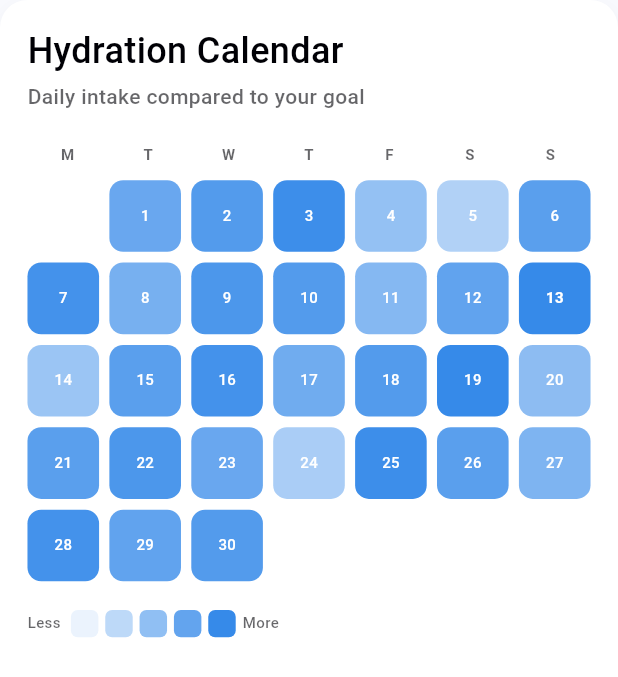
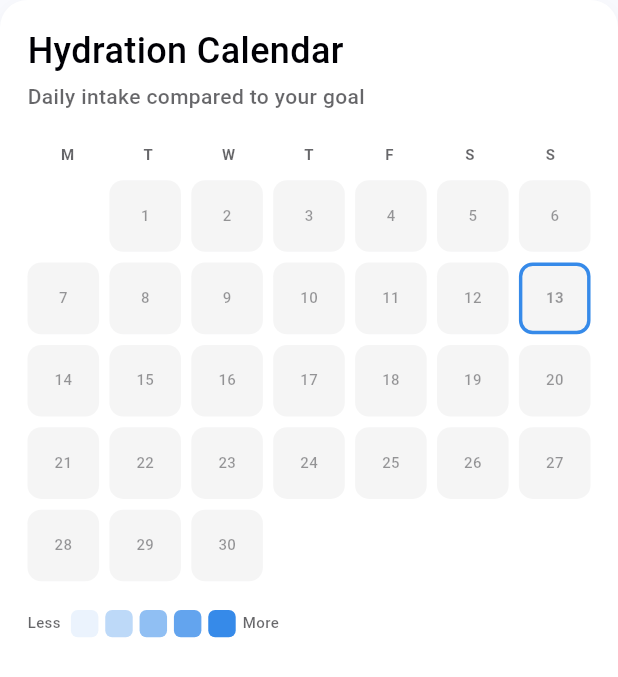
Before and after one commit to vishag002/water_tracker_app, a Flutter app: the MonthlyHeatmap widget shown alone on an empty page, opened directly with empty values, on a phone screen of 412 x 824 dp. Shown: the top 677 px of the screen. Run offline on Flutter 3.47's test engine with Material 3 defaults, Android fonts, the phone set to English and light mode, and no system bars; our stand-ins replace drift, drift_flutter, fl_chart, flutter_riverpod, flutter_screenutil, shared_preferences and 1 more; accounts and stored records are empty; generated files the repository leaves out were written again.

Commit message:
month water goal-history screen

```diff
--- /dev/null
+++ b/lib/features/history/domain/calculators/monthly_history_calculator.dart
@@ -0,0 +1,210 @@
+/// Pure calculation logic for the History Month tab — no Flutter, Drift,
+/// or Riverpod dependency, same separation used by other calculator
+/// engines (e.g. WeeklyHistoryCalculator, DailyIntakeCalculator).
+library;
+
+/// A single water entry reduced to only what this calculator needs.
+/// Deliberately not the Drift-generated `WaterEntry` model, so this file
+/// stays free of any database dependency and is trivial to unit test.
+class MonthlyEntryInput {
+  const MonthlyEntryInput({required this.addedAt, required this.amountMl});
+
+  final DateTime addedAt;
+  final int amountMl;
+}
+
+/// The calculated totals for a single day within the month.
+class MonthlyDayBreakdown {
+  const MonthlyDayBreakdown({
+    required this.date,
+    required this.totalMl,
+    required this.entryCount,
+    required this.goalReached,
+  });
+
+  /// Date-only (midnight) representation of this calendar day.
+  final DateTime date;
+  final int totalMl;
+  final int entryCount;
+
+  /// Whether [totalMl] met or exceeded the goal passed into
+  /// [MonthlyHistoryCalculator.calculate]. Always `false` if no goal was
+  /// supplied.
+  final bool goalReached;
+}
+
+/// The full result for one calendar month.
+class MonthlyHistoryResult {
+  const MonthlyHistoryResult({
+    required this.monthStart,
+    required this.monthEnd,
+    required this.days,
+    required this.totalIntakeMl,
+    required this.totalEntries,
+    required this.daysGoalReached,
+    required this.goalMl,
+    required this.firstWeekdayIndex,
+    required this.elapsedDays,
+    required this.completionPercent,
+  });
+
+  /// Day 1 of this month, date-only.
+  final DateTime monthStart;
+
+  /// Day 1 of the *next* month, date-only — exclusive upper bound, same
+  /// [start, end) convention as the range queries in WaterEntriesDao.
+  final DateTime monthEnd;
+
+  /// One entry per calendar day in the month (28–31), ordered from the
+  /// 1st to the last day. Days with zero entries are still included.
+  final List<MonthlyDayBreakdown> days;
+
+  final int totalIntakeMl;
+  final int totalEntries;
+
+  /// How many days in the month reached the goal.
+  final int daysGoalReached;
+
+  /// The goal (in ml) each day was compared against, or `null` if none
+  /// was supplied to [MonthlyHistoryCalculator.calculate].
+  final int? goalMl;
+
+  /// Index (0 = Monday ... 6 = Sunday) of [monthStart]'s weekday, i.e.
+  /// how many leading blank cells a 7-column calendar grid needs before
+  /// day 1 so weekdays line up under a Mon–Sun header.
+  final int firstWeekdayIndex;
+
+  /// The day count [completionPercent] is measured against: "today"'s
+  /// day-of-month for the current month, the full day count for a past
+  /// month, or `0` for a month that hasn't started yet. See
+  /// [MonthlyHistoryCalculator.calculate] for the exact rule.
+  final int elapsedDays;
+
+  /// `daysGoalReached / elapsedDays * 100`, or `0` if [elapsedDays] is
+  /// `0` (an unstarted future month). Not persisted — recalculated every
+  /// time from [days].
+  final double completionPercent;
+}
+
+class MonthlyHistoryCalculator {
+  const MonthlyHistoryCalculator._();
+
+  /// Day 1 of the calendar month containing [date], normalized to
+  /// date-only (no time-of-day component).
+  static DateTime startOfMonth(DateTime date) {
+    return DateTime(date.year, date.month, 1);
+  }
+
+  /// Day 1 of the month *after* the one containing [date] — the
+  /// exclusive end of the [startOfMonth, endOfMonth) range.
+  static DateTime endOfMonth(DateTime date) {
+    return DateTime(date.year, date.month + 1, 1);
+  }
+
+  /// Number of days in the calendar month starting at [monthStart].
+  /// [monthStart] must already be date-only and normalized to the 1st —
+  /// see [startOfMonth]. Correctly handles 28/29-day Februaries and
+  /// 30/31-day months via Drift/Dart's day-0-of-next-month trick.
+  static int daysInMonth(DateTime monthStart) {
+    return DateTime(monthStart.year, monthStart.month + 1, 0).day;
+  }
+
+  /// Buckets [entries] into every day of the month starting at
+  /// [monthStart] and derives the monthly summary alongside them.
+  ///
+  /// [monthStart] must already be date-only and normalized to the 1st
+  /// (see [startOfMonth]) — this method does not re-derive it. [entries]
+  /// is expected to already be restricted to this month by the caller's
+  /// range query; entries outside the range are ignored defensively
+  /// rather than throwing.
+  ///
+  /// [goalMl] is optional so callers that don't yet have a goal loaded
+  /// can still get totals back; every day's `goalReached` is simply
+  /// `false` in that case.
+  ///
+  /// [now] defaults to [DateTime.now] and only affects
+  /// [MonthlyHistoryResult.completionPercent] — see that field and
+  /// [_elapsedDays] for the exact rule. Exposed as a parameter purely so
+  /// this stays unit-testable without depending on the real clock.
+  static MonthlyHistoryResult calculate({
+    required DateTime monthStart,
+    required List<MonthlyEntryInput> entries,
+    int? goalMl,
+    DateTime? now,
+  }) {
+    final normalizedStart = DateTime(monthStart.year, monthStart.month, 1);
+    final totalDays = daysInMonth(normalizedStart);
+
+    final totalsMl = List<int>.filled(totalDays, 0);
+    final counts = List<int>.filled(totalDays, 0);
+
+    for (final entry in entries) {
+      final dayIndex = entry.addedAt.difference(normalizedStart).inDays;
+      if (dayIndex < 0 || dayIndex >= totalDays) continue;
+      totalsMl[dayIndex] += entry.amountMl;
+      counts[dayIndex] += 1;
+    }
+
+    final hasGoal = goalMl != null && goalMl > 0;
+
+    final days = List.generate(totalDays, (index) {
+      final totalMl = totalsMl[index];
+      return MonthlyDayBreakdown(
+        date: normalizedStart.add(Duration(days: index)),
+        totalMl: totalMl,
+        entryCount: counts[index],
+        goalReached: hasGoal && totalMl >= goalMl,
+      );
+    });
+
+    final daysGoalReached = days.where((day) => day.goalReached).length;
+    final elapsedDays = _elapsedDays(
+      normalizedStart: normalizedStart,
+      totalDays: totalDays,
+      now: now ?? DateTime.now(),
+    );
+    final completionPercent = elapsedDays > 0
+        ? (daysGoalReached / elapsedDays) * 100
+        : 0.0;
+
+    return MonthlyHistoryResult(
+      monthStart: normalizedStart,
+      monthEnd: DateTime(normalizedStart.year, normalizedStart.month + 1, 1),
+      days: days,
+      totalIntakeMl: totalsMl.fold(0, (sum, ml) => sum + ml),
+      totalEntries: counts.fold(0, (sum, count) => sum + count),
+      daysGoalReached: daysGoalReached,
+      goalMl: hasGoal ? goalMl : null,
+      // DateTime.weekday is 1 (Monday) .. 7 (Sunday); shift to a
+      // 0-based Monday-first index for grid math.
+      firstWeekdayIndex: normalizedStart.weekday - DateTime.monday,
+      elapsedDays: elapsedDays,
+      completionPercent: completionPercent,
+    );
+  }
+
+  /// The denominator for [MonthlyHistoryResult.completionPercent]:
+  /// - Current month (same year+month as [now]): the number of days
+  ///   elapsed so far, i.e. `now.day` (today counts as elapsed).
+  /// - A month entirely before [now]'s month: the full [totalDays] —
+  ///   it's over, so completion is measured against every day it had.
+  /// - A month entirely after [now]'s month (shouldn't normally be
+  ///   reachable from the UI, but handled defensively): `0`, since none
+  ///   of its days have happened yet.
+  static int _elapsedDays({
+    required DateTime normalizedStart,
+    required int totalDays,
+    required DateTime now,
+  }) {
+    final isCurrentMonth =
+        normalizedStart.year == now.year && normalizedStart.month == now.month;
+    if (isCurrentMonth) return now.day;
+
+    final isFutureMonth = normalizedStart.isAfter(
+      DateTime(now.year, now.month, now.day),
+    );
+    if (isFutureMonth) return 0;
+
+    return totalDays;
+  }
+}
--- /dev/null
+++ b/lib/features/history/presentation/providers/monthly_history_provider.dart
@@ -0,0 +1,66 @@
+import 'package:flutter_riverpod/flutter_riverpod.dart';
+import 'package:water_tracker_app/features/history/domain/calculators/monthly_history_calculator.dart';
+import 'package:water_tracker_app/providers/water_entry_provider.dart';
+import 'package:water_tracker_app/providers/water_goal_provider.dart';
+
+/// Same default the app seeds on first launch (see HomeScreen) — used
+/// only as a display fallback before the real goal has loaded. Mirrors
+/// weeklyHistoryProvider's fallback.
+const int _defaultGoalLiters = 2;
+
+/// Combines this month's entries with the current goal and runs them
+/// through [MonthlyHistoryCalculator]. This is the single entry point
+/// the Month tab's widgets watch — it does no calculation itself, only
+/// wires reactive data together and hands it to the pure calculator.
+///
+/// Keyed by [monthStart], which must already be date-only and
+/// normalized to the 1st of the month — see
+/// [MonthlyHistoryCalculator.startOfMonth].
+final monthlyHistoryProvider =
+    Provider.family<AsyncValue<MonthlyHistoryResult>, DateTime>((
+      ref,
+      monthStart,
+    ) {
+      final normalizedStart = DateTime(monthStart.year, monthStart.month, 1);
+
+      final entriesAsync = ref.watch(
+        waterEntriesForMonthProvider(normalizedStart),
+      );
+      final goalAsync = ref.watch(currentWaterGoalProvider);
+
+      if (entriesAsync.isLoading || goalAsync.isLoading) {
+        return const AsyncValue.loading();
+      }
+      if (entriesAsync.hasError) {
+        return AsyncValue.error(
+          entriesAsync.error!,
+          entriesAsync.stackTrace ?? StackTrace.current,
+        );
+      }
+      if (goalAsync.hasError) {
+        return AsyncValue.error(
+          goalAsync.error!,
+          goalAsync.stackTrace ?? StackTrace.current,
+        );
+      }
+
+      final entries = entriesAsync.value ?? const [];
+      // The goal table's `unit` isn't user-selectable yet (see
+      // WaterGoalEditDialog) — goals are always entered and stored in
+      // liters for V1, same assumption HomeScreen and the Daily/Week
+      // tabs make.
+      final goalMl = (goalAsync.value?.goal ?? _defaultGoalLiters) * 1000;
+
+      final result = MonthlyHistoryCalculator.calculate(
+        monthStart: normalizedStart,
+        entries: entries
+            .map(
+              (e) =>
+                  MonthlyEntryInput(addedAt: e.addedAt, amountMl: e.amount),
+            )
+            .toList(),
+        goalMl: goalMl,
+      );
+
+      return AsyncValue.data(result);
+    });
--- a/lib/features/history/presentation/widgets/monthly/monthly_heatmap.dart
+++ b/lib/features/history/presentation/widgets/monthly/monthly_heatmap.dart
@@ -1,9 +1,19 @@
 import 'package:flutter/material.dart';
+import 'package:flutter_riverpod/flutter_riverpod.dart';
 import 'package:flutter_screenutil/flutter_screenutil.dart';
+
 import 'package:water_tracker_app/core/app_text_styles.dart';
+import 'package:water_tracker_app/features/history/domain/calculators/monthly_history_calculator.dart';
+import 'package:water_tracker_app/features/history/presentation/providers/monthly_history_provider.dart';
 import 'package:water_tracker_app/features/history/presentation/widgets/history_card.dart';
 
-class MonthlyHeatmap extends StatelessWidget {
+/// Calendar heatmap for the month containing [selectedDate], sourced
+/// from [monthlyHistoryProvider] (real `water_entries` data). Tapping a
+/// day reports it back via [onDateSelected] — [selectedDate] is the
+/// single source of truth for both which month is shown and which day
+/// is highlighted; callers should not keep a second, separate "selected
+/// day" state.
+class MonthlyHeatmap extends ConsumerWidget {
   final DateTime selectedDate;
   final ValueChanged<DateTime> onDateSelected;
 
@@ -13,59 +23,11 @@ class MonthlyHeatmap extends StatelessWidget {
     required this.onDateSelected,
   });
 
-  // Demo data for the UI phase.
-  static const Map<int, double> _dailyIntake = {
-    1: 1.8,
-    2: 2.1,
-    3: 2.4,
-    4: 1.2,
-    5: 0.8,
-    6: 2.0,
-    7: 2.3,
-    8: 1.6,
-    9: 2.2,
-    10: 2.1,
-    11: 1.4,
-    12: 1.9,
-    13: 2.5,
-    14: 1.1,
-    15: 2.0,
-    16: 2.3,
-    17: 1.7,
-    18: 2.1,
-    19: 2.6,
-    20: 1.3,
-    21: 2.0,
-    22: 2.2,
-    23: 1.8,
-    24: 0.9,
-    25: 2.4,
-    26: 2.0,
-    27: 1.5,
-    28: 2.3,
-    29: 1.9,
-    30: 2.1,
-  };
-
-  static const double _dailyGoal = 2.0;
-
   @override
-  Widget build(BuildContext context) {
+  Widget build(BuildContext context, WidgetRef ref) {
     final theme = Theme.of(context);
-
-    final firstDay = DateTime(selectedDate.year, selectedDate.month, 1);
-
-    final daysInMonth = DateTime(
-      selectedDate.year,
-      selectedDate.month + 1,
-      0,
-    ).day;
-
-    // Monday = 1 ... Sunday = 7.
-    final leadingEmptyDays = firstDay.weekday - 1;
-
-    final totalCells = leadingEmptyDays + daysInMonth;
-    final rows = (totalCells / 7).ceil();
+    final monthStart = MonthlyHistoryCalculator.startOfMonth(selectedDate);
+    final resultAsync = ref.watch(monthlyHistoryProvider(monthStart));
 
     return HistoryCard(
       child: Column(
@@ -93,7 +55,44 @@ class MonthlyHeatmap extends StatelessWidget {
 
           SizedBox(height: 8.h),
 
-          GridView.builder(
+          resultAsync.when(
+            data: (result) => _buildGrid(theme, result),
+            loading: () => Padding(
+              padding: EdgeInsets.symmetric(vertical: 24.h),
+              child: const Center(
+                child: SizedBox(
+                  width: 20,
+                  height: 20,
+                  child: CircularProgressIndicator(strokeWidth: 2),
+                ),
+              ),
+            ),
+            error: (error, stackTrace) => Padding(
+              padding: EdgeInsets.symmetric(vertical: 16.h),
+              child: Text(
+                'Couldn\'t load this month\'s calendar.',
+                style: AppTextStyles.bodyRegular.copyWith(
+                  color: theme.colorScheme.error,
+                ),
+              ),
+            ),
+          ),
+
+          SizedBox(height: 16.h),
+
+          _buildLegend(theme),
+        ],
+      ),
+    );
+  }
+
+  Widget _buildGrid(ThemeData theme, MonthlyHistoryResult result) {
+    final leadingEmptyDays = result.firstWeekdayIndex;
+    final daysInMonth = result.days.length;
+    final totalCells = leadingEmptyDays + daysInMonth;
+    final rows = (totalCells / 7).ceil();
+
+    return GridView.builder(
       shrinkWrap: true,
       physics: const NeverScrollableScrollPhysics(),
       itemCount: rows * 7,
@@ -109,28 +108,10 @@ class MonthlyHeatmap extends StatelessWidget {
           return const SizedBox();
         }
 
-              final date = DateTime(
-                selectedDate.year,
-                selectedDate.month,
-                dayNumber,
-              );
+        final day = result.days[dayNumber - 1];
 
-              final intake = _dailyIntake[dayNumber];
-
-              return _buildDay(
-                theme,
-                date: date,
-                dayNumber: dayNumber,
-                intake: intake,
-              );
+        return _buildDay(theme, day: day, goalMl: result.goalMl);
       },
-          ),
-
-          SizedBox(height: 16.h),
-
-          _buildLegend(theme),
-        ],
-      ),
     );
   }
 
@@ -155,16 +136,16 @@ class MonthlyHeatmap extends StatelessWidget {
 
   Widget _buildDay(
     ThemeData theme, {
-    required DateTime date,
-    required int dayNumber,
-    required double? intake,
+    required MonthlyDayBreakdown day,
+    required int? goalMl,
   }) {
-    final isSelected = _isSameDay(date, selectedDate);
-    final isToday = _isSameDay(date, DateTime.now());
-    final dayColor = _getDayColor(theme, intake);
+    final isSelected = _isSameDay(day.date, selectedDate);
+    final isToday = _isSameDay(day.date, DateTime.now());
+    final hasEntries = day.entryCount > 0;
+    final dayColor = _getDayColor(theme, day: day, goalMl: goalMl);
 
     return GestureDetector(
-      onTap: () => onDateSelected(date),
+      onTap: () => onDateSelected(day.date),
       behavior: HitTestBehavior.opaque,
       child: Container(
         decoration: BoxDecoration(
@@ -176,9 +157,9 @@ class MonthlyHeatmap extends StatelessWidget {
         ),
         child: Center(
           child: Text(
-            '$dayNumber',
+            '${day.date.day}',
             style: AppTextStyles.captionXsMedium.copyWith(
-              color: _getTextColor(theme, dayColor, intake),
+              color: _getTextColor(theme, dayColor, hasEntries),
               fontWeight: isSelected || isToday
                   ? FontWeight.w700
                   : FontWeight.w500,
@@ -189,14 +170,25 @@ class MonthlyHeatmap extends StatelessWidget {
     );
   }
 
-  /// Intensity ramp derived from [ThemeData.colorScheme.primary] instead of
-  /// fixed hex codes, so the heatmap adapts automatically to dark mode.
-  Color _getDayColor(ThemeData theme, double? intake) {
-    if (intake == null) {
+  /// Intensity ramp derived from [ThemeData.colorScheme.primary] instead
+  /// of fixed hex codes, so the heatmap adapts automatically to dark
+  /// mode. No entries → "no data" tint; otherwise the shade ramps with
+  /// intake relative to the goal (capped so it's visibly "full" once the
+  /// goal is reached).
+  Color _getDayColor(
+    ThemeData theme, {
+    required MonthlyDayBreakdown day,
+    required int? goalMl,
+  }) {
+    if (day.entryCount == 0) {
       return theme.colorScheme.onSurface.withOpacity(0.04);
     }
 
-    final ratio = (intake / _dailyGoal).clamp(0.0, 1.25);
+    if (goalMl == null || goalMl <= 0) {
+      return theme.colorScheme.primary.withOpacity(0.5);
+    }
+
+    final ratio = (day.totalMl / goalMl).clamp(0.0, 1.25);
     final t = ratio / 1.25;
 
     return Color.lerp(
@@ -206,15 +198,15 @@ class MonthlyHeatmap extends StatelessWidget {
     )!;
   }
 
-  Color _getTextColor(ThemeData theme, Color dayColor, double? intake) {
-    if (intake == null) {
+  Color _getTextColor(ThemeData theme, Color dayColor, bool hasEntries) {
+    if (!hasEntries) {
       return theme.colorScheme.onSurface.withOpacity(0.4);
     }
 
     // Contrast against the computed cell color, not a fixed design token —
     // the background itself is dynamically blended above.
-    final isDarkCell = ThemeData.estimateBrightnessForColor(dayColor) ==
-        Brightness.dark;
+    final isDarkCell =
+        ThemeData.estimateBrightnessForColor(dayColor) == Brightness.dark;
 
     return isDarkCell ? Colors.white : theme.colorScheme.onSurface;
   }
--- a/lib/providers/water_entry_provider.dart
+++ b/lib/providers/water_entry_provider.dart
@@ -44,6 +44,24 @@ final waterEntriesForWeekProvider =
           .watchEntriesForRange(user.id, weekStart, weekEnd);
     });
 
+/// Live list of the current user's entries for the calendar month
+/// starting at [monthStart]. [monthStart] must already be date-only and
+/// normalized to the 1st of the month — see
+/// `MonthlyHistoryCalculator.startOfMonth`. Powers the History Month tab.
+/// Reuses the same generic `watchEntriesForRange` query as
+/// [waterEntriesForWeekProvider] — one query for the whole month instead
+/// of one per day.
+final waterEntriesForMonthProvider =
+    StreamProvider.family<List<WaterEntry>, DateTime>((ref, monthStart) {
+      final user = ref.watch(currentUserProvider).value;
+      if (user == null) return Stream.value(const []);
+
+      final monthEnd = DateTime(monthStart.year, monthStart.month + 1, 1);
+      return ref
+          .watch(waterEntryRepositoryProvider)
+          .watchEntriesForRange(user.id, monthStart, monthEnd);
+    });
+
 /// "Today", resolved once per provider read. Note: this does not
 /// automatically roll over at midnight while the app stays open in the
 /// background — acceptable for MVP, worth revisiting if that becomes
```
Also changed, not shown: lib/features/history/presentation/screens/history_screens.dart (+10 -6 lines), lib/features/history/presentation/widgets/monthly/monthly_overview_card.dart (+48 -12 lines), lib/features/history/presentation/widgets/monthly/selected_day_history.dart (+91 -34 lines). Lines whose indentation alone changed are shown as unchanged.
